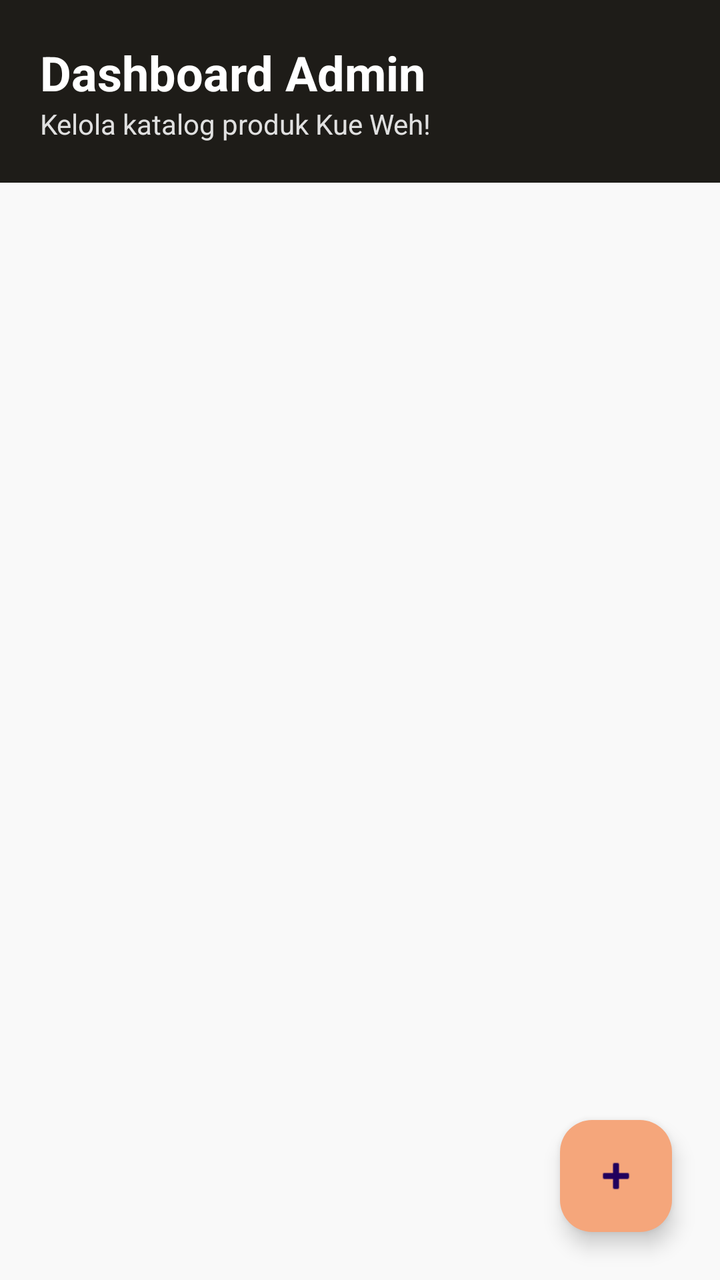
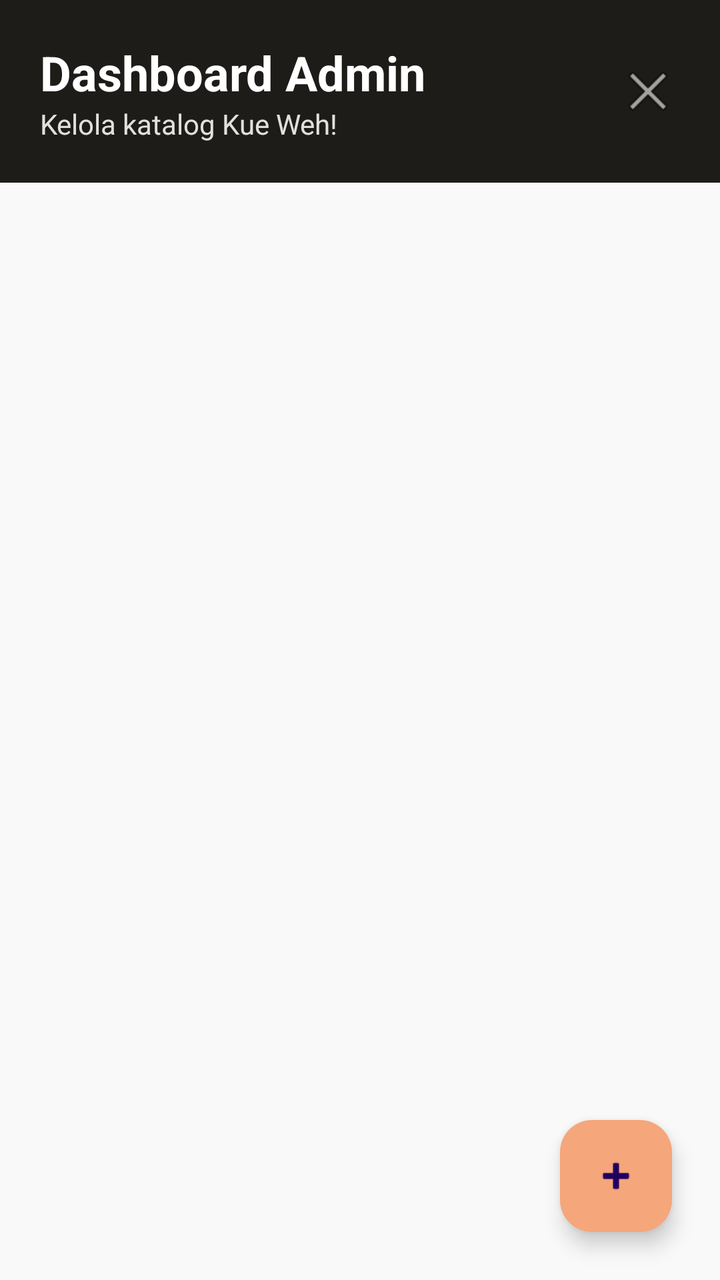

Before-and-after screenshots of an Android layout around one commit, followed by the original layout XML and the change that was made.
<!-- AndroidManifest.xml: application theme Theme.KueWeh -->
<!-- res/layout/activity_admin.xml -->
<?xml version="1.0" encoding="utf-8"?>
<RelativeLayout xmlns:android="http://schemas.android.com/apk/res/android"
    android:layout_width="match_parent"
    android:layout_height="match_parent"
    android:background="#F9F9F9">

    <LinearLayout
        android:id="@+id/headerAdmin"
        android:layout_width="match_parent"
        android:layout_height="wrap_content"
        android:background="#1E1C18"
        android:orientation="vertical"
        android:padding="20dp">

        <TextView
            android:layout_width="wrap_content"
            android:layout_height="wrap_content"
            android:text="Dashboard Admin"
            android:textColor="#FFFFFF"
            android:textSize="24sp"
            android:textStyle="bold" />

        <TextView
            android:layout_width="wrap_content"
            android:layout_height="wrap_content"
            android:text="Kelola katalog produk Kue Weh!"
            android:textColor="#E0E0E0"
            android:textSize="14sp" />
    </LinearLayout>

    <androidx.recyclerview.widget.RecyclerView
        android:id="@+id/rvAdminKue"
        android:layout_width="match_parent"
        android:layout_height="match_parent"
        android:layout_below="@id/headerAdmin"
        android:clipToPadding="false"
        android:padding="8dp" />

    <com.google.android.material.floatingactionbutton.FloatingActionButton
        android:id="@+id/fabTambahProduk"
        android:layout_width="wrap_content"
        android:layout_height="wrap_content"
        android:layout_alignParentEnd="true"
        android:layout_alignParentBottom="true"
        android:layout_margin="24dp"
        android:backgroundTint="#F5A67B"
        android:src="@android:drawable/ic_input_add"
        android:tint="#FFFFFF" />

</RelativeLayout>
<!-- resources referenced by this layout -->
<resources>
  <style name="Theme.KueWeh" parent="Base.Theme.KueWeh" />
  <style name="Base.Theme.KueWeh" parent="Theme.Material3.DayNight.NoActionBar">
          
          
      </style>
</resources>

<!-- the commit's change to res/layout/activity_admin.xml (unified diff, before → after) -->
@@ -4,29 +4,48 @@
     android:layout_height="match_parent"
     android:background="#F9F9F9">
 
-    <LinearLayout
+    <RelativeLayout
         android:id="@+id/headerAdmin"
         android:layout_width="match_parent"
         android:layout_height="wrap_content"
         android:background="#1E1C18"
-        android:orientation="vertical"
         android:padding="20dp">
 
-        <TextView
+        <LinearLayout
             android:layout_width="wrap_content"
             android:layout_height="wrap_content"
-            android:text="Dashboard Admin"
-            android:textColor="#FFFFFF"
-            android:textSize="24sp"
-            android:textStyle="bold" />
+            android:orientation="vertical"
+            android:layout_alignParentStart="true"
+            android:layout_centerVertical="true">
 
-        <TextView
-            android:layout_width="wrap_content"
-            android:layout_height="wrap_content"
-            android:text="Kelola katalog produk Kue Weh!"
-            android:textColor="#E0E0E0"
-            android:textSize="14sp" />
-    </LinearLayout>
+            <TextView
+                android:layout_width="wrap_content"
+                android:layout_height="wrap_content"
+                android:text="Dashboard Admin"
+                android:textColor="#FFFFFF"
+                android:textSize="24sp"
+                android:textStyle="bold" />
+
+            <TextView
+                android:layout_width="wrap_content"
+                android:layout_height="wrap_content"
+                android:text="Kelola katalog Kue Weh!"
+                android:textColor="#E0E0E0"
+                android:textSize="14sp" />
+        </LinearLayout>
+
+        <ImageView
+            android:id="@+id/btnLogoutAdmin"
+            android:layout_width="32dp"
+            android:layout_height="32dp"
+            android:layout_alignParentEnd="true"
+            android:layout_centerVertical="true"
+            android:background="?attr/selectableItemBackgroundBorderless"
+            android:clickable="true"
+            android:focusable="true"
+            android:src="@android:drawable/ic_menu_close_clear_cancel" />
+
+    </RelativeLayout>
 
     <androidx.recyclerview.widget.RecyclerView
         android:id="@+id/rvAdminKue"
